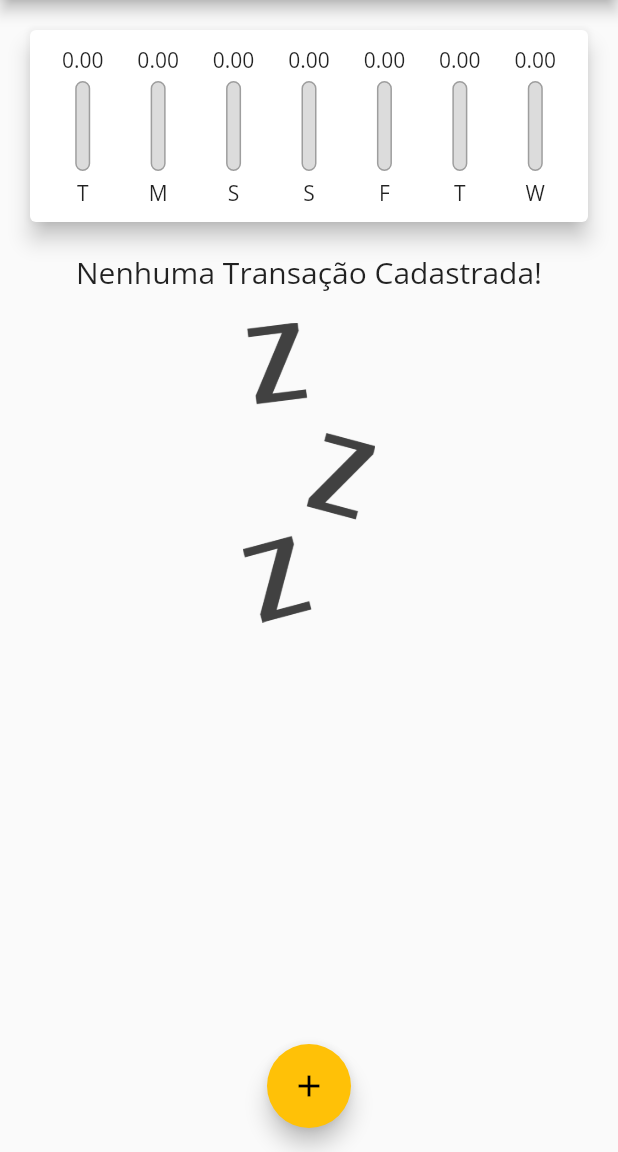
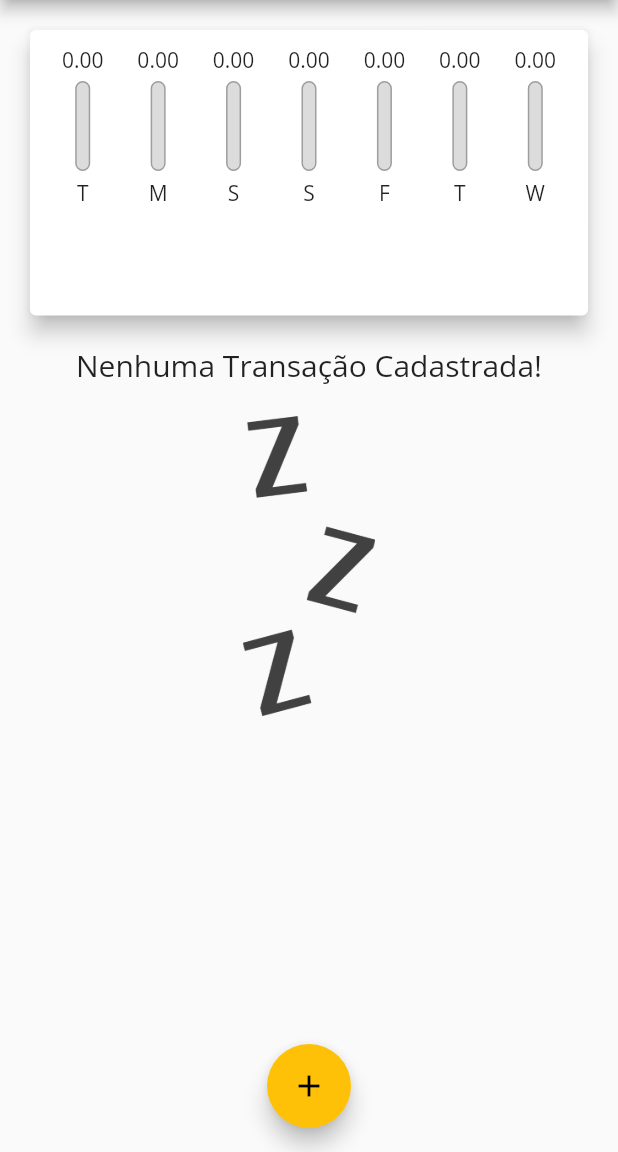
Before and after one commit to RaulSAraujo/App-Despesas-Pessoais, a Flutter app: the screen it shows after launch, on a phone screen of 412 x 824 dp, the part 84-1236 px from its top. Run offline on Flutter 3.47's test engine with Material 2 defaults, Android fonts, the phone set to English and light mode, and no system bars; missing offline and left inert: dart:ffi.

Commit message:
Calculando tamanho da aplicação dinamicamente
Calculando o tamanho do dispositivo e alterando o tamanho da aplicação.

```diff
--- a/lib/components/transaction_list.dart
+++ b/lib/components/transaction_list.dart
@@ -10,9 +10,7 @@ class TransactionList extends StatelessWidget {
 
   @override
   Widget build(BuildContext context) {
-    return Container(
-      height: 430,
-      child: transactions.isEmpty
+    return transactions.isEmpty
         ? Column(
             children: <Widget>[
               Text(
@@ -63,7 +61,6 @@ class TransactionList extends StatelessWidget {
                 ),
               );
             },
-            ),
           );
   }
 }
--- a/lib/main.dart
+++ b/lib/main.dart
@@ -75,8 +75,7 @@ class _MyHomePageState extends State<MyHomePage> {
 
   @override
   Widget build(BuildContext context) {
-    return Scaffold(
-      appBar: AppBar(
+    final appBar = AppBar(
       title: Text(
         'Despesas Pessoais',
       ),
@@ -86,13 +85,25 @@ class _MyHomePageState extends State<MyHomePage> {
           onPressed: () => _openTransactionFormModal(context),
         )
       ],
-      ),
+    );
+    final availabelHeight = MediaQuery.of(context).size.height -
+        appBar.preferredSize.height -
+        MediaQuery.of(context).padding.top;
+
+    return Scaffold(
+      appBar: appBar,
       body: SingleChildScrollView(
         child: Column(
           crossAxisAlignment: CrossAxisAlignment.stretch,
           children: <Widget>[
-            Chart(_recentTransactions),
-            TransactionList(_transactions, _removeTransaction),
+            Container(
+              height: availabelHeight * 0.3,
+              child: Chart(_recentTransactions),
+            ),
+            Container(
+              height: availabelHeight * 0.7,
+              child: TransactionList(_transactions, _removeTransaction),
+            ),
           ],
         ),
       ),
```
Lines whose indentation alone changed are shown as unchanged.
